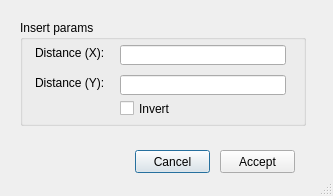
The window that ui/cad_add_point.ui (Giswater/giswater_qgis_plugin) describes before a commit, drawn with Qt 5.
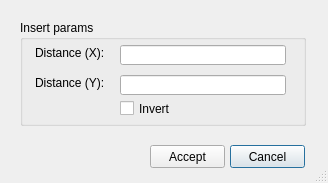
The same window after the commit.

```diff
--- a/ui/cad_add_point.ui
+++ b/ui/cad_add_point.ui
@@ -6,8 +6,8 @@
    <rect>
     <x>0</x>
     <y>0</y>
-    <width>333</width>
-    <height>196</height>
+    <width>328</width>
+    <height>183</height>
    </rect>
   </property>
   <property name="windowTitle">
@@ -19,8 +19,8 @@
   <widget class="QPushButton" name="btn_cancel">
    <property name="geometry">
     <rect>
-     <x>135</x>
-     <y>150</y>
+     <x>230</x>
+     <y>145</y>
      <width>75</width>
      <height>23</height>
     </rect>
@@ -104,8 +104,8 @@
   <widget class="QPushButton" name="btn_accept">
    <property name="geometry">
     <rect>
-     <x>220</x>
-     <y>150</y>
+     <x>150</x>
+     <y>145</y>
      <width>75</width>
      <height>23</height>
     </rect>
```
